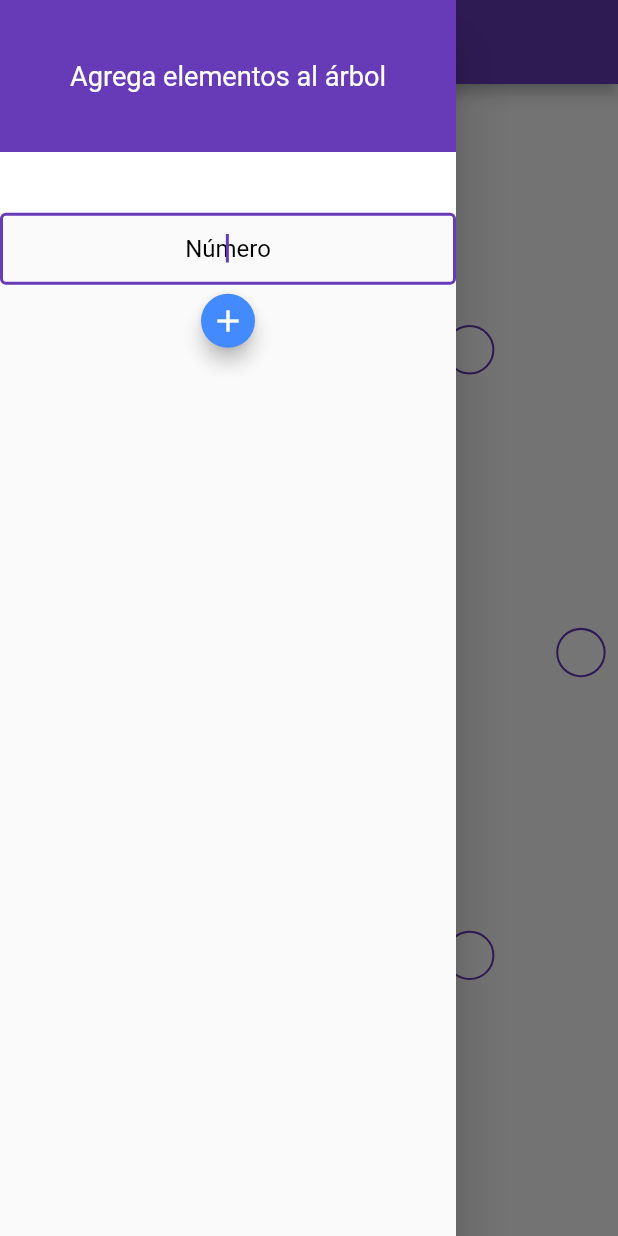
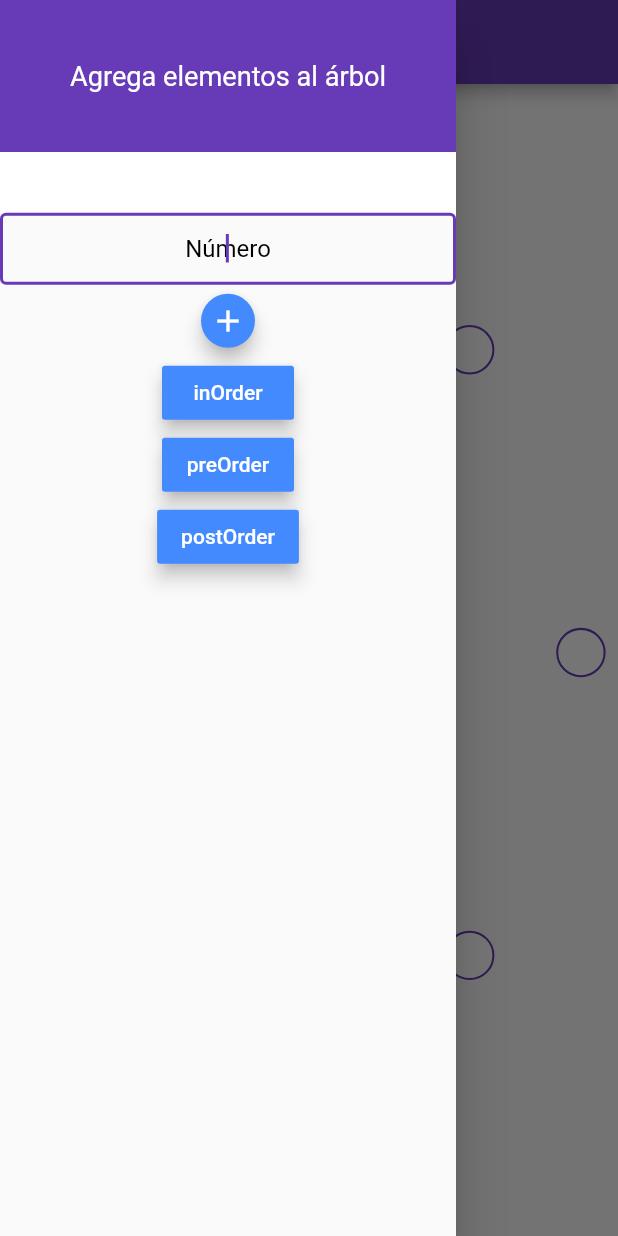
Before and after one commit to diabloget/BinaryTreeViewer, a Flutter app: the screen it shows after launch, with the side drawer open, on a phone screen of 412 x 824 dp. Run offline on Flutter 3.47's test engine with Material 2 defaults, Android fonts, the light colour scheme and no system bars.

Commit message:
Añadido, postorder, preorder y inorder
x

```diff
--- a/lib/binaryTree.dart
+++ b/lib/binaryTree.dart
@@ -44,4 +44,51 @@ class BinaryTree {
       }
     }
   }
+
+  void postOrder() {
+    printPostorderAux(this.root);
+  }
+
+  void printPostorderAux(Node node) {
+    if (node == null) return;
+
+    printPostorderAux(node.left);
+
+    printPostorderAux(node.right);
+
+    print(node.key.toString() + " ");
+
+    BinaryTreeViewerScreenState.postOrder.add(node.path);
+  }
+
+  void inOrder() {
+    printinorderAux(this.root);
+  }
+
+  void printinorderAux(Node node) {
+    if (node == null) return;
+
+    printinorderAux(node.left);
+
+    print(node.key.toString() + " ");
+
+    BinaryTreeViewerScreenState.postOrder.add(node.path);
+
+    printinorderAux(node.right);
+  }
+
+  void preOrder() {
+    printpreorderAux(this.root);
+  }
+
+  void printpreorderAux(Node node) {
+    if (node == null) return;
+
+    print(node.key.toString() + " ");
+    BinaryTreeViewerScreenState.postOrder.add(node.path);
+
+    printpreorderAux(node.left);
+
+    printpreorderAux(node.right);
+  }
 }
--- a/lib/binaryTreeViewer.dart
+++ b/lib/binaryTreeViewer.dart
@@ -12,6 +12,8 @@ class BinaryTreeViewerScreen extends StatefulWidget {
 }
 
 class BinaryTreeViewerScreenState extends State<BinaryTreeViewerScreen> {
+  static List<String> postOrder = new List<String>();
+
   bool initer = true;
 
   BinaryTree tree = new BinaryTree();
@@ -153,6 +155,31 @@ class BinaryTreeViewerScreenState extends State<BinaryTreeViewerScreen> {
     ]);
   }
 
+  /*
+    void _showDialog(String) {
+    // flutter defined function
+    showDialog(
+      context: context,
+      builder: (BuildContext context) {
+        // return object of type Dialog
+        return AlertDialog(
+          title: new Text("Alert Dialog title"),
+          content: new Text("Alert Dialog body"),
+          actions: <Widget>[
+            // usually buttons at the bottom of the dialog
+            new FlatButton(
+              child: new Text("Close"),
+              onPressed: () {
+                Navigator.of(context).pop();
+              },
+            ),
+          ],
+        );
+      },
+    );
+  }
+  */
+
   @override
   Widget build(BuildContext context) {
     SizeConfig().init(context);
@@ -226,6 +253,75 @@ class BinaryTreeViewerScreenState extends State<BinaryTreeViewerScreen> {
                 });
               },
               child: Icon(Icons.add),
+            ),
+            RaisedButton(
+              disabledColor: Colors.blueGrey,
+              disabledTextColor: Colors.black,
+              color: Colors.blueAccent,
+              textColor: Colors.white,
+              elevation: 5.0,
+              onPressed: () async {
+                postOrder.clear();
+                tree.inOrder();
+                for (String temp in postOrder) {
+                  setState(() {
+                    colorAnimator(temp);
+                  });
+                  await new Future.delayed(const Duration(milliseconds: 750));
+                  setState(() {
+                    colorAnimator2(temp);
+                  });
+
+                  //sleep(new Duration(milliseconds: 1000));
+                }
+              },
+              child: Text("inOrder"),
+            ),
+            RaisedButton(
+              disabledColor: Colors.blueGrey,
+              disabledTextColor: Colors.black,
+              color: Colors.blueAccent,
+              textColor: Colors.white,
+              elevation: 5.0,
+              onPressed: () async {
+                postOrder.clear();
+                tree.preOrder();
+                for (String temp in postOrder) {
+                  setState(() {
+                    colorAnimator(temp);
+                  });
+                  await new Future.delayed(const Duration(milliseconds: 750));
+                  setState(() {
+                    colorAnimator2(temp);
+                  });
+
+                  //sleep(new Duration(milliseconds: 1000));
+                }
+              },
+              child: Text("preOrder"),
+            ),
+            RaisedButton(
+              disabledColor: Colors.blueGrey,
+              disabledTextColor: Colors.black,
+              color: Colors.blueAccent,
+              textColor: Colors.white,
+              elevation: 5.0,
+              onPressed: () async {
+                postOrder.clear();
+                tree.postOrder();
+                for (String temp in postOrder) {
+                  setState(() {
+                    colorAnimator(temp);
+                  });
+                  await new Future.delayed(const Duration(milliseconds: 750));
+                  setState(() {
+                    colorAnimator2(temp);
+                  });
+
+                  //sleep(new Duration(milliseconds: 1000));
+                }
+              },
+              child: Text("postOrder"),
             ),
           ],
         ),
```
